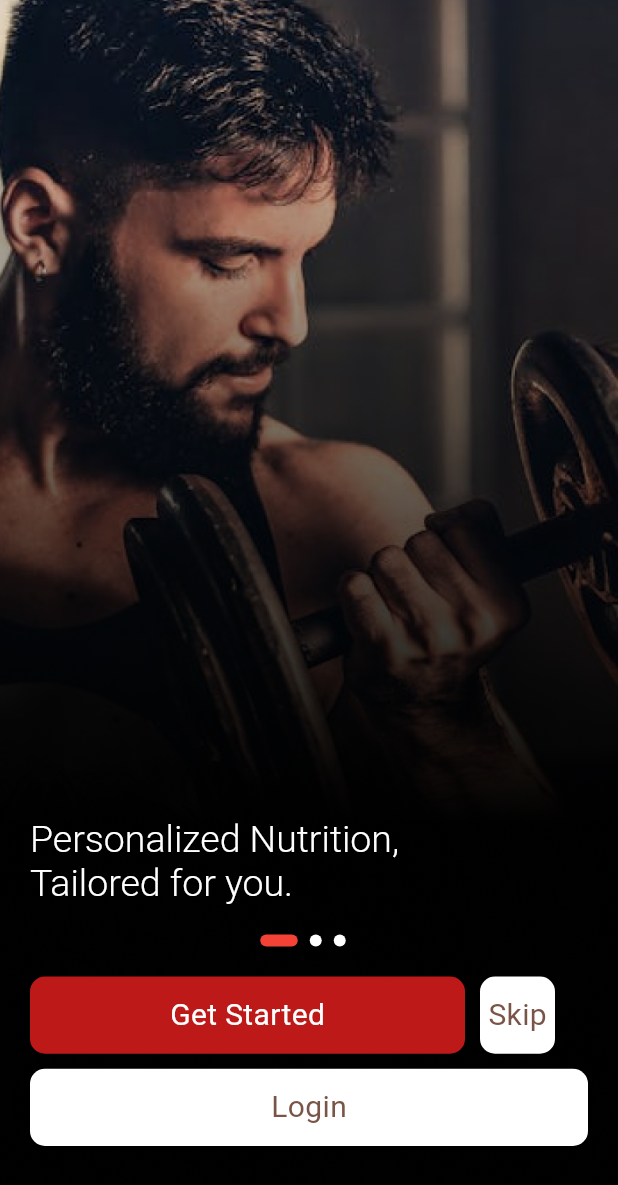
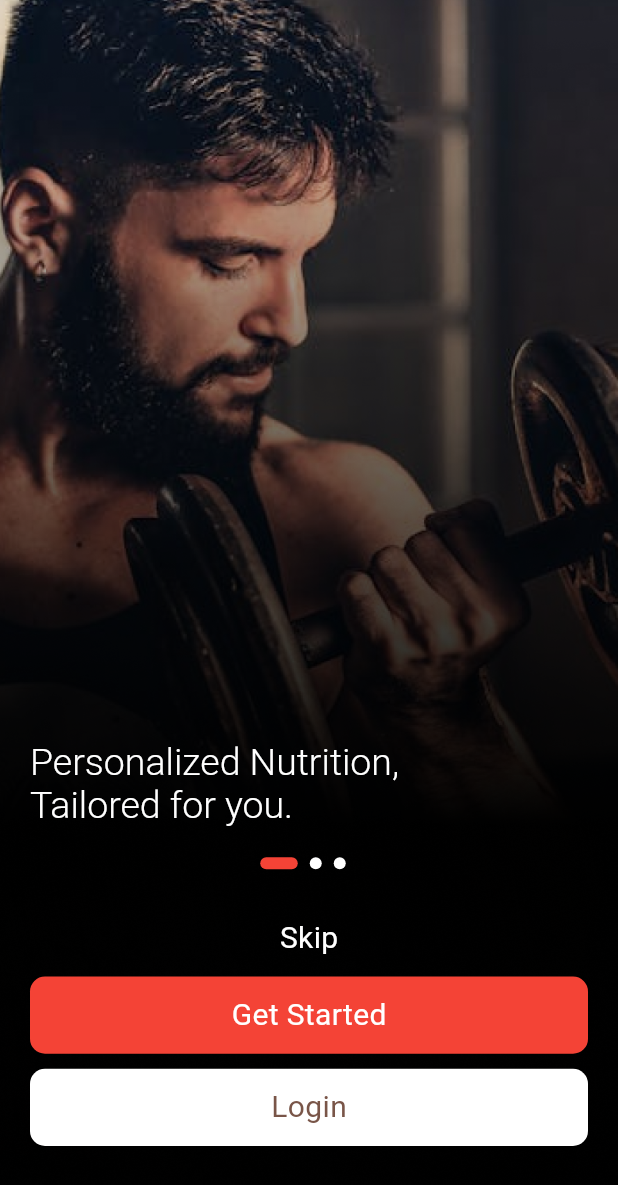
Before and after one commit to factorgh/fitness-recipe, a Flutter app: the screen it shows after launch, on a phone screen of 412 x 824 dp. Shown: the top 1185 px of the screen. Run offline on Flutter 3.47's test engine with Material 3 defaults, Android fonts, the phone set to English and light mode, and no system bars; our stand-ins replace dio, flutter_rating_stars, flutter_svg, image_picker, shared_preferences, table_calendar and 1 more.

Commit message:
changes before new updates

```diff
--- a/lib/screens/calendar_screen.dart
+++ b/lib/screens/calendar_screen.dart
@@ -155,7 +155,7 @@ class _CalendarScreenState extends State<CalendarScreen> {
                   ),
                   const CalendarItem(
                     titleIcon: Icons.restaurant_menu,
-                    mealPlan: "Porched Eggs meal plan",
+                    mealPlan: "Poached Eggs meal plan",
                   ),
                   const SizedBox(
                     height: 20,
--- a/lib/screens/login_screen.dart
+++ b/lib/screens/login_screen.dart
@@ -184,7 +184,7 @@ class _LoginScreenState extends State<LoginScreen> {
                     InkWell(
                       onTap: () {
                         Navigator.of(context).push(MaterialPageRoute(
-                            builder: (ctx) => const TabsScreen(userRole: 1)));
+                            builder: (ctx) => const TabsScreen(userRole: 0)));
                       },
                       child: const ButtonWidget(
                           backColor: Colors.red,
--- a/lib/screens/onboarding_screen.dart
+++ b/lib/screens/onboarding_screen.dart
@@ -99,25 +99,9 @@ class _OnboardingScreenState extends State<OnboardingScreen> {
                   const SizedBox(
                     height: 20,
                   ),
-                  SizedBox(
-                    width: double.maxFinite,
-                    child: Row(
-                      mainAxisSize: MainAxisSize.max,
+                  Row(
+                    mainAxisAlignment: MainAxisAlignment.center,
                     children: [
-                        InkWell(
-                          onTap: () {
-                            _getStarted(context);
-                          },
-                          splashColor: Colors.purple,
-                          child: const CustomButton(
-                              width: 290,
-                              backColor: Color.fromARGB(225, 214, 28, 28),
-                              text: 'Get Started',
-                              textColor: Colors.white),
-                        ),
-                        const SizedBox(
-                          width: 10,
-                        ),
                       InkWell(
                         onTap: () {
                           _signUp(context);
@@ -125,12 +109,21 @@ class _OnboardingScreenState extends State<OnboardingScreen> {
                         splashColor: Colors.purple,
                         child: const CustomButton(
                             width: 50,
-                              backColor: Colors.white,
+                            backColor: Colors.transparent,
                             text: 'Skip',
-                              textColor: Colors.brown),
+                            textColor: Colors.white),
                       ),
                     ],
                   ),
+                  InkWell(
+                    onTap: () {
+                      _signUp(context);
+                    },
+                    splashColor: Colors.purple,
+                    child: const ButtonWidget(
+                        backColor: Colors.red,
+                        text: 'Get Started',
+                        textColor: Colors.white),
                   ),
                   const SizedBox(
                     height: 10,
```
Also changed, not shown: lib/screens/meal_plan_screen.dart (+9 -3 lines), lib/screens/trainee_landing_screen.dart (+41 -1 lines). Lines whose indentation alone changed are shown as unchanged.
